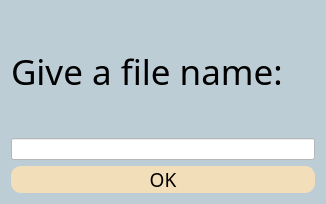
Qt form UI/FilenameWindow.ui (HLi01/Thesis-Neural-network-based-recommender-system) before a commit.
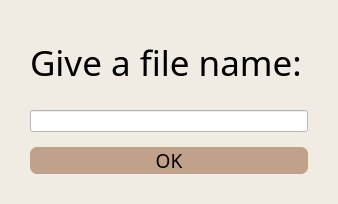
The same form after that commit.

```diff
--- a/UI/FilenameWindow.ui
+++ b/UI/FilenameWindow.ui
@@ -6,7 +6,7 @@
    <rect>
     <x>0</x>
     <y>0</y>
-    <width>326</width>
+    <width>338</width>
     <height>204</height>
    </rect>
   </property>
@@ -14,9 +14,24 @@
    <string>File name</string>
   </property>
   <property name="styleSheet">
-   <string notr="true">background-color: rgb(189, 205, 214);</string>
+   <string notr="true">background-color: rgb(240, 235, 227);</string>
   </property>
   <layout class="QVBoxLayout" name="verticalLayout">
+   <property name="spacing">
+    <number>15</number>
+   </property>
+   <property name="leftMargin">
+    <number>30</number>
+   </property>
+   <property name="topMargin">
+    <number>30</number>
+   </property>
+   <property name="rightMargin">
+    <number>30</number>
+   </property>
+   <property name="bottomMargin">
+    <number>30</number>
+   </property>
    <item>
     <widget class="QLabel" name="label">
      <property name="font">
@@ -46,8 +61,8 @@
       </font>
      </property>
      <property name="styleSheet">
-      <string notr="true">background-color: rgb(243, 222, 186);
-border-radius: 10px;</string>
+      <string notr="true">background-color: rgb(192, 161, 137);
+border-radius: 7px;</string>
      </property>
      <property name="text">
       <string>OK</string>
```
